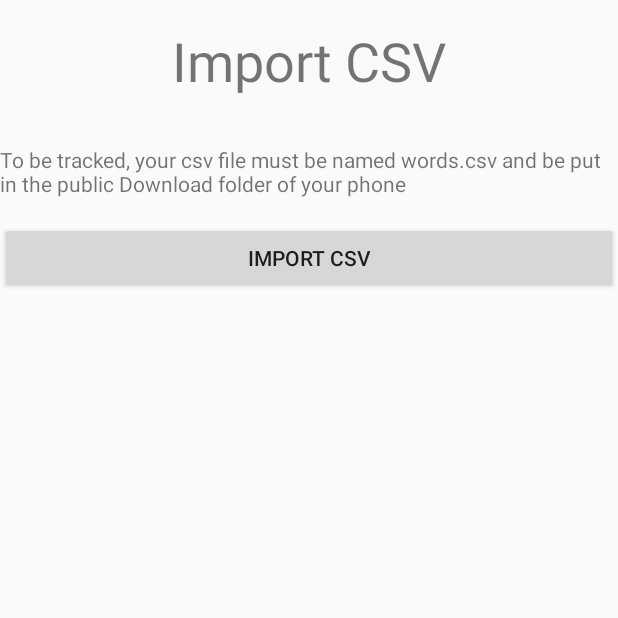
After one commit to DiXcipuli/DiXcio, an Android app: the ImportCsvActivity screen opened directly, with no data from a screen before it, on a phone screen of 412 x 824 dp, the top half of it. The commit adds this screen. Run offline under Robolectric (Android 15) with nearby library versions, the light colour scheme and no system bars.

Commit message:
few updates

```diff
--- a/app/src/main/java/com/example/myapplication/MainActivity.java
+++ b/app/src/main/java/com/example/myapplication/MainActivity.java
@@ -137,8 +137,9 @@ public class MainActivity extends AppCompatActivity implements DeleteDialog.Dele
 
     @Override
     public void onYesClicked() {
-        for(Integer i = 1; i < layout.getChildCount(); i++){
-            layout.removeViewAt(i);
+        Integer count = layout.getChildCount();
+        for(Integer i = 1; i < count; i++){
+            layout.removeViewAt(1);
         }
 
         projectList.clear();
--- a/app/src/main/java/com/example/myapplication/NewProjectActivity.java
+++ b/app/src/main/java/com/example/myapplication/NewProjectActivity.java
@@ -41,8 +41,9 @@ public class NewProjectActivity extends AppCompatActivity {
 
                 else {
                     saveProject(v);
+                    createDatabase();
                     openNewWordActivity();
-                    createDatabase();
+
                 }
             }
         });
--- /dev/null
+++ b/app/src/main/res/layout/activity_import_csv.xml
@@ -0,0 +1,39 @@
+<?xml version="1.0" encoding="utf-8"?>
+<androidx.constraintlayout.widget.ConstraintLayout xmlns:android="http://schemas.android.com/apk/res/android"
+    xmlns:app="http://schemas.android.com/apk/res-auto"
+    xmlns:tools="http://schemas.android.com/tools"
+    android:layout_width="match_parent"
+    android:layout_height="match_parent"
+    tools:context=".ImportCsvActivity">
+
+    <TextView
+        android:id="@+id/textView5"
+        android:layout_width="wrap_content"
+        android:layout_height="wrap_content"
+        android:layout_marginTop="16dp"
+        android:text="@string/importCSV"
+        android:textSize="36sp"
+        app:layout_constraintEnd_toEndOf="parent"
+        app:layout_constraintStart_toStartOf="parent"
+        app:layout_constraintTop_toTopOf="parent" />
+
+    <TextView
+        android:id="@+id/textView6"
+        android:layout_width="wrap_content"
+        android:layout_height="wrap_content"
+        android:layout_marginTop="32dp"
+        android:text="@string/csvText"
+        app:layout_constraintEnd_toEndOf="parent"
+        app:layout_constraintStart_toStartOf="parent"
+        app:layout_constraintTop_toBottomOf="@+id/textView5" />
+
+    <Button
+        android:id="@+id/importCsvButton"
+        android:layout_width="fill_parent"
+        android:layout_height="wrap_content"
+        android:layout_marginTop="16dp"
+        android:text="@string/importCSV"
+        app:layout_constraintEnd_toEndOf="parent"
+        app:layout_constraintStart_toStartOf="parent"
+        app:layout_constraintTop_toBottomOf="@+id/textView6" />
+</androidx.constraintlayout.widget.ConstraintLayout>
--- a/app/src/main/res/layout/activity_project_menu.xml
+++ b/app/src/main/res/layout/activity_project_menu.xml
@@ -48,7 +48,7 @@
         app:layout_constraintTop_toBottomOf="@+id/browseButton" />
 
     <Button
-        android:id="@+id/importCSVuttonB"
+        android:id="@+id/importCSVButtonMenu"
         android:layout_width="fill_parent"
         android:layout_height="wrap_content"
         android:text="@string/importCSV"
@@ -65,7 +65,7 @@
         app:layout_constraintEnd_toEndOf="parent"
         app:layout_constraintHorizontal_bias="0.606"
         app:layout_constraintStart_toStartOf="parent"
-        app:layout_constraintTop_toBottomOf="@+id/importCSVuttonB" />
+        app:layout_constraintTop_toBottomOf="@+id/importCSVButtonMenu" />
 
     <Button
         android:id="@+id/backButton"
--- a/app/src/main/res/layout/activity_train.xml
+++ b/app/src/main/res/layout/activity_train.xml
@@ -94,7 +94,7 @@
         android:id="@+id/mainTrainPannel"
         android:layout_width="fill_parent"
         android:layout_height="400dp"
-        android:background="@android:color/holo_orange_light"
+        android:background="@android:color/holo_blue_light"
         android:text="Button"
         android:textSize="50dp"
         app:layout_constraintEnd_toEndOf="parent"
--- a/app/src/main/res/values/strings.xml
+++ b/app/src/main/res/values/strings.xml
@@ -20,6 +20,8 @@
     <string name="wordBrowser">Word Browser</string>
     <string name="wordDefinition">Word Definition</string>
     <string name="guess">Guess?</string>
+
+    <string name="csvText">To be tracked, your csv file must be named words.csv and be put in the public Download folder of your phone</string>
     <string-array name="germanArticle">
         <item>None</item>
         <item>Der</item>
```
Also changed, not shown: app/src/main/AndroidManifest.xml (+9 -7 lines), app/src/main/java/com/example/myapplication/DataBase.java (+37 -18 lines), app/src/main/java/com/example/myapplication/ImportCsvActivity.java (added, +116 -0 lines), app/src/main/java/com/example/myapplication/ProjectMenuActivity.java (+9 -1 lines), app/src/main/java/com/example/myapplication/TrainActivity.java (+36 -3 lines), app/src/main/java/com/example/myapplication/WordDefinitionActivity.java (+6 -2 lines), app/src/main/java/com/example/myapplication/WordItem.java (+19 -6 lines).
